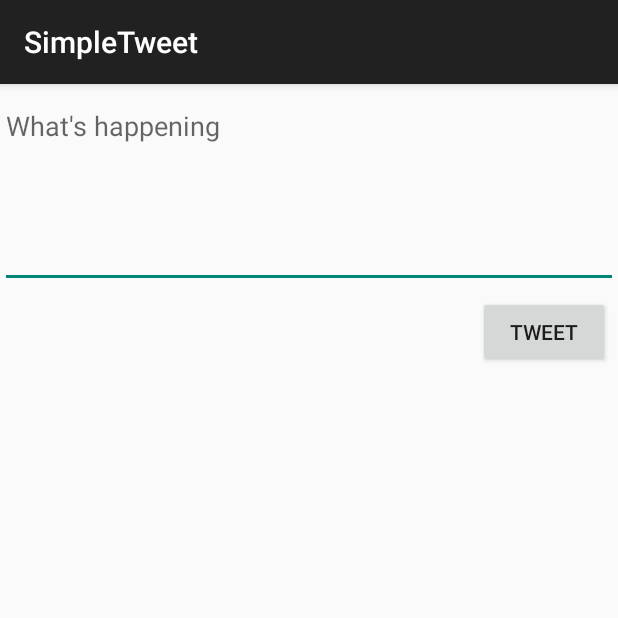
After one commit to unhalobg/Twitter_Client, an Android app: the ComposeActivity screen opened directly, with no data from a screen before it, on a phone screen of 412 x 824 dp, the top half of it. The commit adds this screen. Run offline under Robolectric (Android 15) with nearby library versions, the phone set to English and light mode, and no system bars; our stand-ins replace Room's generated code; libraries missing offline, so code that uses them is left out: com.codepath.asynchttpclient, com.facebook.stetho, org.parceler; 1 statement that could not run was skipped.

```diff
--- a/app/build.gradle
+++ b/app/build.gradle
@@ -53,4 +53,7 @@ dependencies {
 
     implementation 'androidx.swiperefreshlayout:swiperefreshlayout:1.0.0'
 
+    implementation 'org.parceler:parceler-api:1.1.12'
+    annotationProcessor 'org.parceler:parceler:1.1.12'
+
 }
--- a/app/src/main/AndroidManifest.xml
+++ b/app/src/main/AndroidManifest.xml
@@ -13,7 +13,8 @@
         android:icon="@drawable/ic_launcher"
         android:label="@string/app_name"
         android:theme="@style/AppTheme">
-        <activity android:name=".TimelineActivity"></activity>
+        <activity android:name=".ComposeActivity"></activity>
+        <activity android:name=".TimelineActivity" />
         <activity
             android:name=".LoginActivity"
             android:label="@string/app_name"
--- /dev/null
+++ b/app/src/main/java/com/codepath/apps/restclienttemplate/ComposeActivity.java
@@ -0,0 +1,82 @@
+package com.codepath.apps.restclienttemplate;
+
+import androidx.appcompat.app.AppCompatActivity;
+
+import android.content.Intent;
+import android.os.Bundle;
+import android.util.Log;
+import android.view.View;
+import android.widget.Button;
+import android.widget.EditText;
+import android.widget.Toast;
+
+import com.codepath.apps.restclienttemplate.models.Tweet;
+import com.codepath.asynchttpclient.callback.JsonHttpResponseHandler;
+
+import org.json.JSONException;
+import org.parceler.Parcels;
+
+import okhttp3.Headers;
+
+public class ComposeActivity extends AppCompatActivity {
+
+    public static final String TAG = "ComposeActivity";
+    public static final int MAX_TWEET_LENGTH = 140;
+
+    EditText etCompose;
+    Button btnTweet;
+
+    TwitterClient client;
+
+    @Override
+    protected void onCreate(Bundle savedInstanceState) {
+        super.onCreate(savedInstanceState);
+        setContentView(R.layout.activity_compose);
+
+        client = TwitterApp.getRestClient(this);
+
+        etCompose = findViewById(R.id.etCompose);
+        btnTweet = findViewById(R.id.btnTweet);
+
+        // Set a click listener on button
+        btnTweet.setOnClickListener(new View.OnClickListener() {
+            @Override
+            public void onClick(View v) {
+                final String tweetContent = etCompose.getText().toString();
+                if (tweetContent.isEmpty()){
+                    Toast.makeText(ComposeActivity.this, "Sorry, your tweet cannot be empty", Toast.LENGTH_LONG).show();
+                    return;
+                }
+                if (tweetContent.length() > MAX_TWEET_LENGTH){
+                    Toast.makeText(ComposeActivity.this, "Sorry, your tweet is too long", Toast.LENGTH_LONG).show();
+                    return;
+                }
+                Toast.makeText(ComposeActivity.this, tweetContent, Toast.LENGTH_LONG).show();
+                // make an API call to Twitter to publish the tweet
+                client.publishTweet(tweetContent, new JsonHttpResponseHandler() {
+                    @Override
+                    public void onSuccess(int statusCode, Headers headers, JSON json) {
+                        Log.i(TAG, "onSuccess to publish tweet");
+                        try {
+                            Tweet tweet = Tweet.fromJson(json.jsonObject);
+                            Log.i(TAG, "Published tweet says "+ tweet.body);
+                            Intent intent = new Intent();
+                            intent.putExtra("tweet", Parcels.wrap(tweet));
+                            // set result code and bundle data for response
+                            setResult(RESULT_OK, intent);
+                            // closes the activity, pass data to parent
+                            finish();
+                        } catch (JSONException e) {
+                            e.printStackTrace();
+                        }
+                    }
+
+                    @Override
+                    public void onFailure(int statusCode, Headers headers, String response, Throwable throwable) {
+                        Log.e(TAG, "onFailure to publish tweet", throwable);
+                    }
+                });
+            }
+        });
+    }
+}
--- /dev/null
+++ b/app/src/main/res/layout/activity_compose.xml
@@ -0,0 +1,30 @@
+<?xml version="1.0" encoding="utf-8"?>
+<RelativeLayout xmlns:android="http://schemas.android.com/apk/res/android"
+    xmlns:tools="http://schemas.android.com/tools"
+    android:layout_width="match_parent"
+    android:layout_height="match_parent"
+    tools:context=".ComposeActivity">
+
+    <EditText
+        android:id="@+id/etCompose"
+        android:layout_width="match_parent"
+        android:layout_height="wrap_content"
+        android:layout_alignParentTop="true"
+        android:layout_marginTop="5dp"
+        android:ems="10"
+        android:gravity="start|top"
+        android:hint="@string/what_s_happening"
+        android:inputType="textMultiLine"
+        android:minLines="5"
+        android:autofillHints="" />
+
+    <Button
+        android:id="@+id/btnTweet"
+        android:layout_width="wrap_content"
+        android:layout_height="wrap_content"
+        android:layout_below="@+id/etCompose"
+        android:layout_alignParentEnd="true"
+        android:layout_marginTop="5dp"
+        android:layout_marginEnd="5dp"
+        android:text="@string/tweet" />
+</RelativeLayout>
--- a/app/src/main/res/values/strings.xml
+++ b/app/src/main/res/values/strings.xml
@@ -5,5 +5,8 @@
     <string name="login_label">Log in</string>
     <string name="intent_scheme">oauth</string>
     <string name="intent_host">cprest</string>
+    <string name="tweet">Tweet</string>
+    <string name="what_s_happening">What\'s happening</string>
+    <string name="compose">Compose</string>
 
 </resources>
--- a/build.gradle
+++ b/build.gradle
@@ -5,7 +5,7 @@ buildscript {
         jcenter()
     }
     dependencies {
-        classpath 'com.android.tools.build:gradle:3.6.1'
+        classpath 'com.android.tools.build:gradle:4.1.2'
     }
 }
 
```
Also changed, not shown: app/src/main/java/com/codepath/apps/restclienttemplate/MyDatabase.java (+7 -1 lines), app/src/main/java/com/codepath/apps/restclienttemplate/TimelineActivity.java (+79 -4 lines), app/src/main/java/com/codepath/apps/restclienttemplate/TwitterClient.java (+8 -0 lines), app/src/main/java/com/codepath/apps/restclienttemplate/models/Tweet.java (+28 -2 lines), app/src/main/java/com/codepath/apps/restclienttemplate/models/TweetDao.java (added, +21 -0 lines), app/src/main/java/com/codepath/apps/restclienttemplate/models/TweetWithUser.java (added, +26 -0 lines), app/src/main/java/com/codepath/apps/restclienttemplate/models/User.java (+32 -0 lines), app/src/main/res/menu/menu_main.xml (added, +10 -0 lines), gradle/wrapper/gradle-wrapper.properties, 1 other file.
